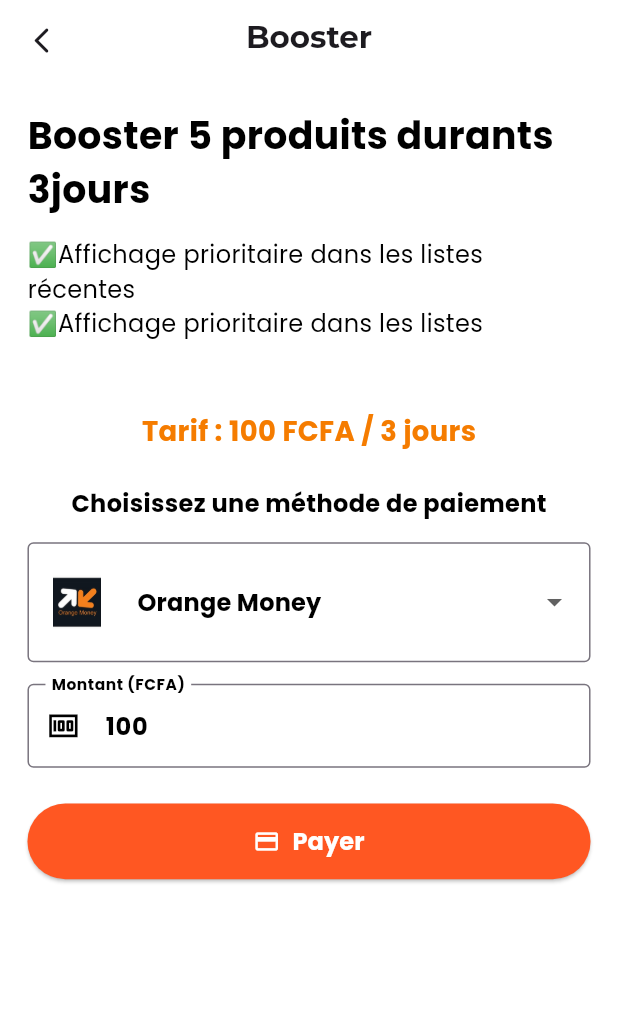
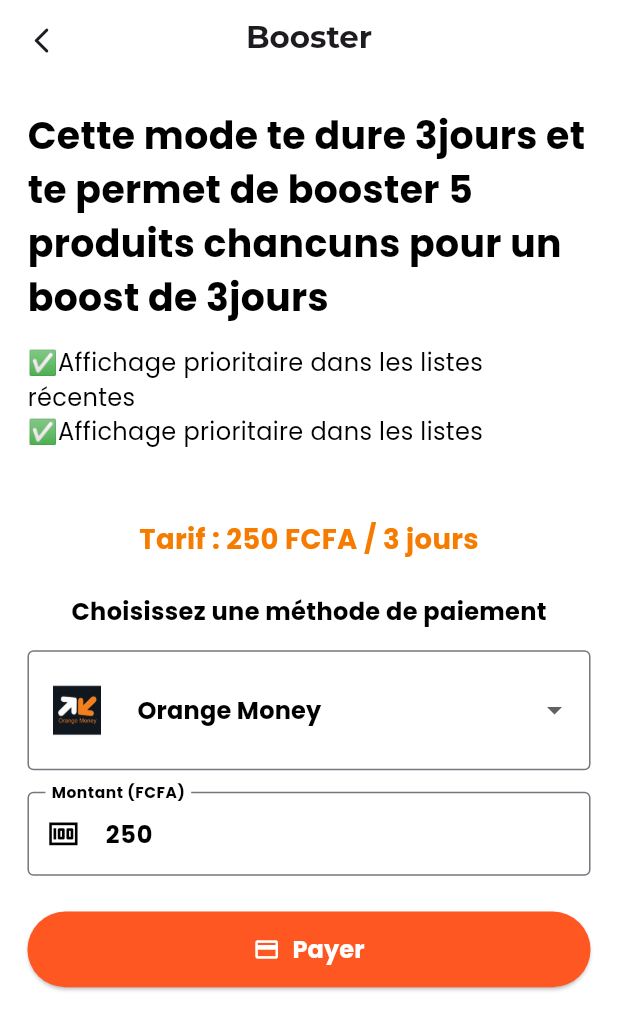
Before and after one commit to salif18/market_place_micro_sugu, a Flutter app: the BoostPage screen opened directly, on a phone screen of 412 x 824 dp. Shown: the top 1030 px of the screen. Run offline on Flutter 3.47's test engine with Material 3 defaults, Android fonts, the phone set to English and light mode, and no system bars; our stand-ins replace cloud_firestore, dio, firebase_auth, firebase_core, firebase_messaging, firebase_storage and 8 more; missing offline and left inert: flutter_mdi_icons; accounts and stored records are empty.

Commit message:
reorganisation de boost

```diff
--- a/sugu/lib/views/abonnement/boost.dart
+++ b/sugu/lib/views/abonnement/boost.dart
@@ -167,8 +167,8 @@ class _BoostPageState extends State<BoostPage> {
                     children: [
                       Text(
                         widget.type == "single"
-                            ? "Booster le produits pour 3 jours"
-                            : "Booster 5 produits durants 3jours",
+                            ? "Booster ce produit pour 3 jours"
+                            : "Cette mode te dure 3jours et te permet de booster 5 produits chancuns pour un boost de 3jours",
                         style: GoogleFonts.poppins(
                           fontSize: 22.sp,
                           fontWeight: FontWeight.bold,
@@ -187,8 +187,8 @@ class _BoostPageState extends State<BoostPage> {
                       SizedBox(height: 20.h),
                       Text(
                         widget.type == "single"
-                            ? "Tarif : 100 FCFA pour boost de 3jours"
-                            : "Tarif : 100 FCFA / 3 jours",
+                            ? "Tarif : 100 FCFA pour un boost de 3jours"
+                            : "Tarif : 250 FCFA / 3 jours",
                         style: GoogleFonts.poppins(
                           fontSize: 16.sp,
                           color: Colors.orange.shade700,
--- a/sugu/lib/views/profil/widget/boost_btn.dart
+++ b/sugu/lib/views/profil/widget/boost_btn.dart
@@ -32,7 +32,7 @@ class BuildBoostBouton extends StatelessWidget {
           onTap:
               () => Navigator.push(
                 context,
-                MaterialPageRoute(builder: (context) => BoostPage( amount: 100 , type:"", articleId: "",)),
+                MaterialPageRoute(builder: (context) => BoostPage( amount: 250 , type:"", articleId: "",)),
               ),
         ),
       ),
```
